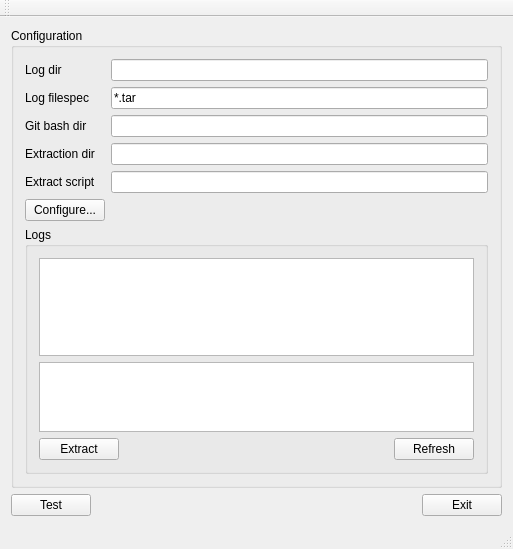
hgroover/uni-gui-tools, file archive-manager/mainwindow.ui: the form before one commit.
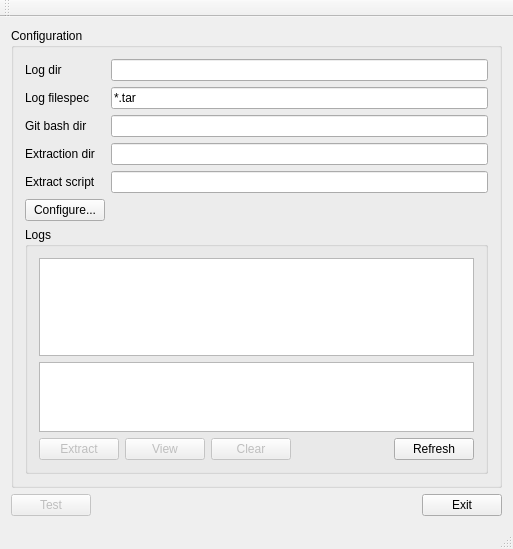
The form after the commit.

```diff
--- a/archive-manager/mainwindow.ui
+++ b/archive-manager/mainwindow.ui
@@ -137,6 +137,9 @@
            <layout class="QHBoxLayout" name="horizontalLayout_2">
             <item>
              <widget class="QPushButton" name="btnLogExtract">
+              <property name="enabled">
+               <bool>false</bool>
+              </property>
               <property name="toolTip">
                <string>Extract archive contents to directory</string>
               </property>
@@ -145,6 +148,32 @@
               </property>
              </widget>
             </item>
+            <item>
+             <widget class="QPushButton" name="btnView">
+              <property name="enabled">
+               <bool>false</bool>
+              </property>
+              <property name="toolTip">
+               <string>Analyze and view logs</string>
+              </property>
+              <property name="text">
+               <string>View</string>
+              </property>
+             </widget>
+            </item>
+            <item>
+             <widget class="QPushButton" name="btnClear">
+              <property name="enabled">
+               <bool>false</bool>
+              </property>
+              <property name="toolTip">
+               <string>Clear extracted data</string>
+              </property>
+              <property name="text">
+               <string>Clear</string>
+              </property>
+             </widget>
+            </item>
             <item>
              <spacer name="horizontalSpacer_2">
               <property name="orientation">
@@ -190,6 +219,9 @@
      <layout class="QHBoxLayout" name="horizontalLayout">
       <item>
        <widget class="QPushButton" name="pushButton">
+        <property name="enabled">
+         <bool>false</bool>
+        </property>
         <property name="text">
          <string>Test</string>
         </property>
```
